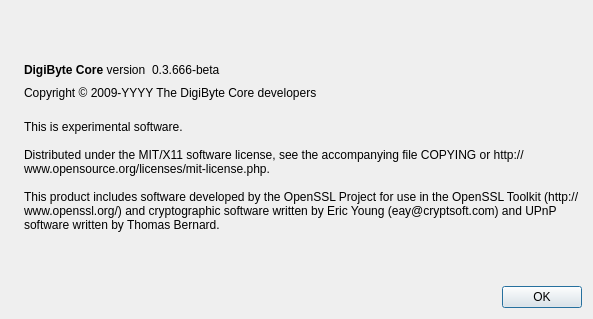
Above: src/qt/forms/aboutdialog.ui from digibyte/digibyte before the change. Below: the same form after it.
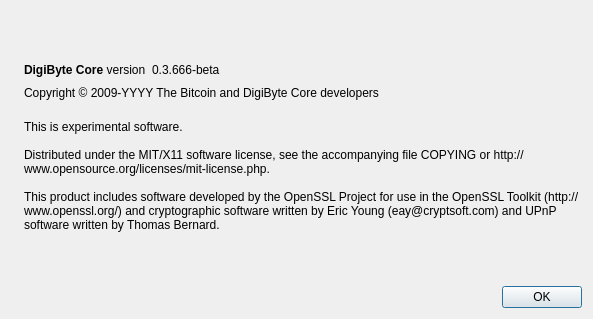
That is the form after the change. Icons and pictures are not drawn.

What changed in the file:
```diff
--- a/src/qt/forms/aboutdialog.ui
+++ b/src/qt/forms/aboutdialog.ui
@@ -91,7 +91,7 @@
         <cursorShape>IBeamCursor</cursorShape>
        </property>
        <property name="text">
-        <string notr="true">Copyright &amp;copy; 2009-YYYY The DigiByte Core developers</string>
+        <string notr="true">Copyright &amp;copy; 2009-YYYY The Bitcoin and DigiByte Core developers</string>
        </property>
        <property name="textFormat">
         <enum>Qt::RichText</enum>
```
Left out of the diff: 6 changed lines with no effect on the pictures.
